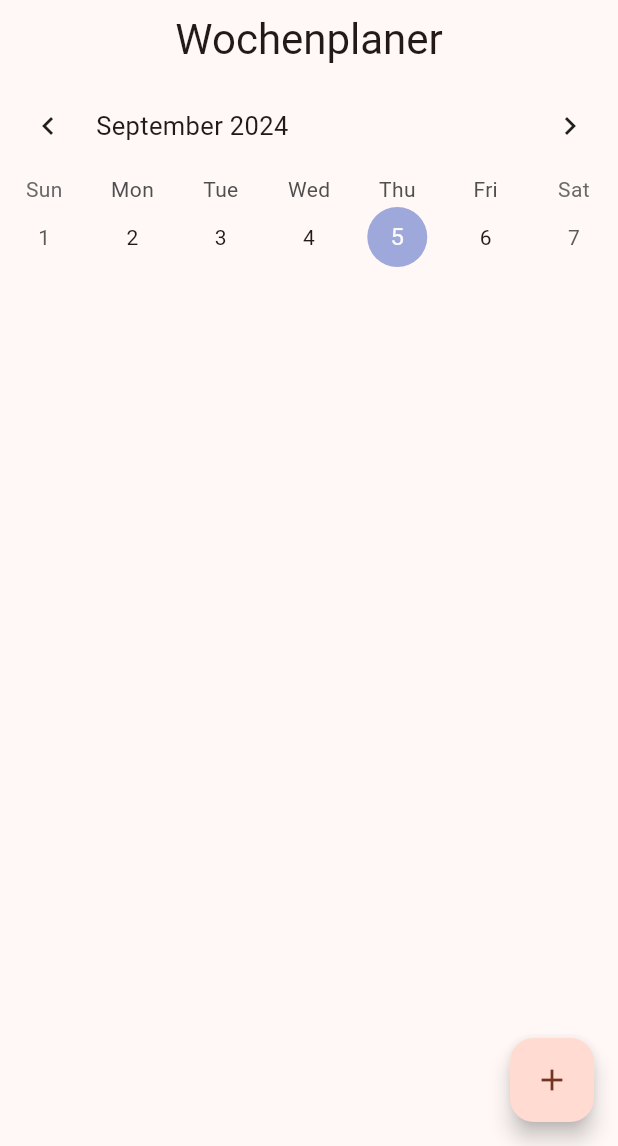
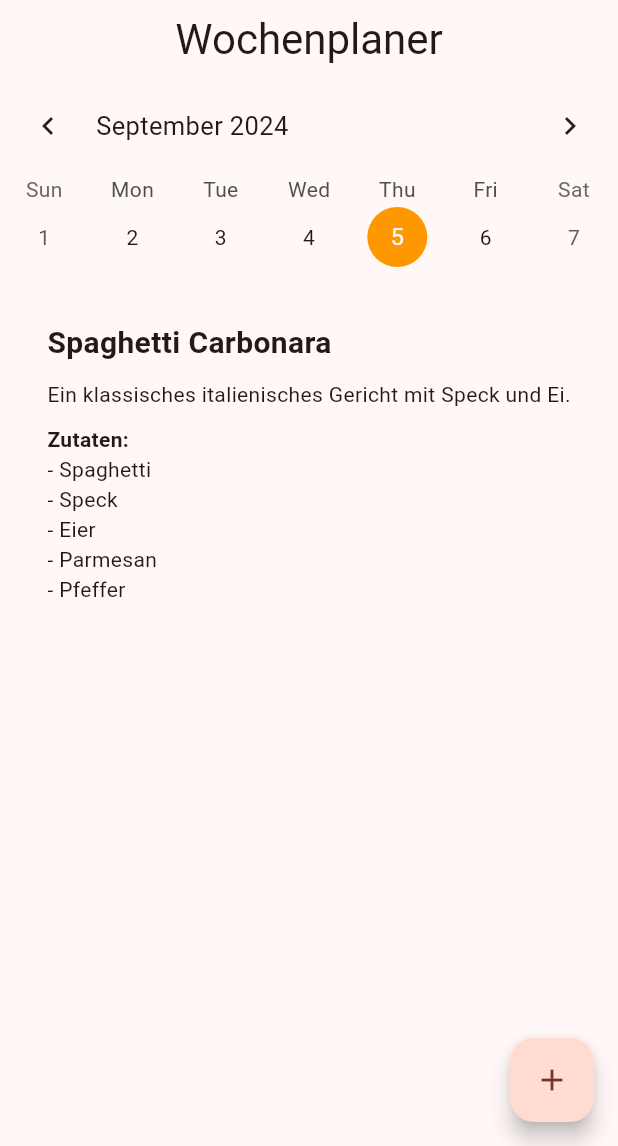
Before and after one commit to ephanta/eva_app, a Flutter app: the PlannerScreen screen opened directly with empty values, on a phone screen of 412 x 824 dp, the part 90-1236 px from its top. Run offline on Flutter 3.47's test engine with Material 3 defaults, Android fonts, the phone set to English and light mode, and no system bars; drawn by our look-alikes of table_calendar; our stand-ins replace auto_route, flutter_colorpicker, flutter_dotenv, supabase_flutter; missing offline and left inert: supabase_auth_ui; accounts and stored records are empty.

Commit message:
bug fix, style angepasst

```diff
--- a/lib/screens/planner.dart
+++ b/lib/screens/planner.dart
@@ -29,6 +29,9 @@ class _PlannerScreenState extends State<PlannerScreen> {
     super.initState();
 
     DateTime heute = DateTime.now();
+
+    /// Standardmäßig den aktuellen Tag auswählen
+    _selectedDay = _focusedDay;
 
     // Beispiel-Rezepte hinzufügen
     rezepte = [
@@ -68,7 +71,7 @@ class _PlannerScreenState extends State<PlannerScreen> {
     wochenplan[heute] = rezepte[0];
     wochenplan[heute.add(Duration(days: 1))] = rezepte[1];
   }
-
+  /// Öffnet ein Dialogfenster, um ein Rezept auszuwählen
   void _addRecipeDialog(BuildContext context) {
     showDialog(
       context: context,
@@ -143,6 +146,16 @@ class _PlannerScreenState extends State<PlannerScreen> {
               onPageChanged: (focusedDay) {
                 _focusedDay = focusedDay;
               },
+              calendarStyle: CalendarStyle(
+                selectedDecoration: BoxDecoration(
+                  color: Colors.orange, /// Farbe des ausgewählten Tages
+                  shape: BoxShape.circle,
+                ),
+                todayDecoration: BoxDecoration(
+                  color: Colors.orange.shade200, /// Farbe des heutigen Tages
+                  shape: BoxShape.circle,
+                ),
+              ),
               availableCalendarFormats: const {
                 CalendarFormat.week: 'Woche',
               },
@@ -160,10 +173,10 @@ class _PlannerScreenState extends State<PlannerScreen> {
         onPressed: () => _addRecipeDialog(context),
         child: const Icon(Icons.add),
       ),
-      floatingActionButtonLocation: FloatingActionButtonLocation.endFloat, // Verlagerung nach unten rechts
+      floatingActionButtonLocation: FloatingActionButtonLocation.endFloat,
     );
   }
-
+/// Zeigt ein Rezept an und gibt die Zutaten aus
   Widget _zeigeRezept(Rezept rezept) {
     return Column(
       crossAxisAlignment: CrossAxisAlignment.start,
@@ -179,7 +192,10 @@ class _PlannerScreenState extends State<PlannerScreen> {
           "Zutaten:",
           style: TextStyle(fontWeight: FontWeight.bold),
         ),
-        for (String zutat in rezept.zutaten) Text("- $zutat"),
+        Column(
+          crossAxisAlignment: CrossAxisAlignment.start,
+          children: rezept.zutaten.map((zutat) => Text("- $zutat")).toList(),
+        ),
       ],
     );
   }
```
